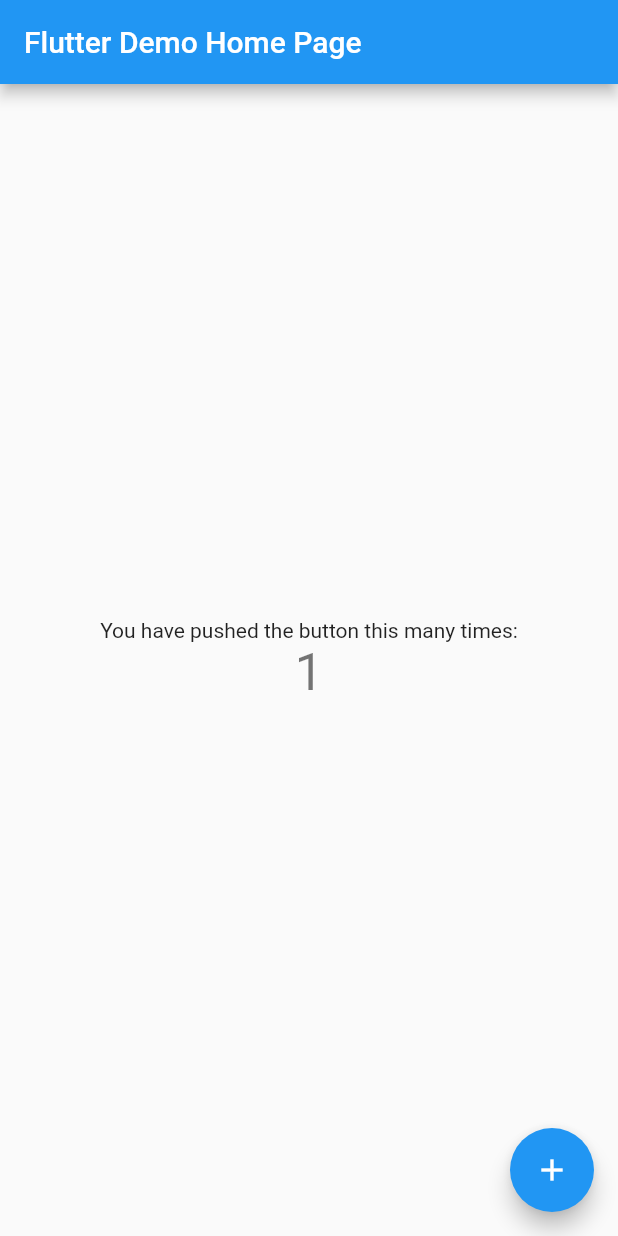
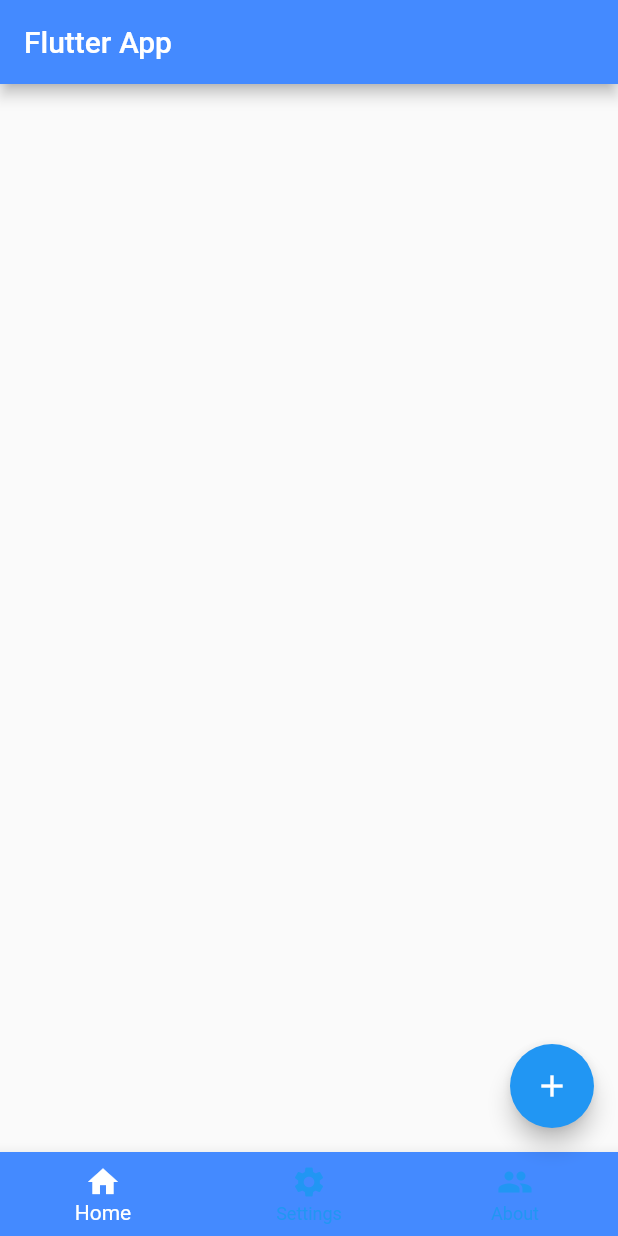
Before and after one commit to razhterize/flutter-test-app, a Flutter app: the screen it shows after launch, after a tap on the "add" icon, on a phone screen of 412 x 824 dp. Run offline on Flutter 3.47's test engine with Material 2 defaults, Android fonts, the phone set to English and light mode, and no system bars.

Commit message:
Try try and try

```diff
--- a/lib/main.dart
+++ b/lib/main.dart
@@ -1,115 +1,44 @@
 import 'package:flutter/material.dart';
 
 void main() {
-  runApp(const MyApp());
+  runApp(App());
 }
 
-class MyApp extends StatelessWidget {
-  const MyApp({Key? key}) : super(key: key);
+class App extends StatelessWidget {
+  const App({Key? key}) : super(key: key);
 
-  // This widget is the root of your application.
   @override
   Widget build(BuildContext context) {
     return MaterialApp(
-      title: 'Flutter Demo',
-      theme: ThemeData(
-        // This is the theme of your application.
-        //
-        // Try running your application with "flutter run". You'll see the
-        // application has a blue toolbar. Then, without quitting the app, try
-        // changing the primarySwatch below to Colors.green and then invoke
-        // "hot reload" (press "r" in the console where you ran "flutter run",
-        // or simply save your changes to "hot reload" in a Flutter IDE).
-        // Notice that the counter didn't reset back to zero; the application
-        // is not restarted.
-        primarySwatch: Colors.blue,
-      ),
-      home: const MyHomePage(title: 'Flutter Demo Home Page'),
-    );
-  }
-}
-
-class MyHomePage extends StatefulWidget {
-  const MyHomePage({Key? key, required this.title}) : super(key: key);
-
-  // This widget is the home page of your application. It is stateful, meaning
-  // that it has a State object (defined below) that contains fields that affect
-  // how it looks.
-
-  // This class is the configuration for the state. It holds the values (in this
-  // case the title) provided by the parent (in this case the App widget) and
-  // used by the build method of the State. Fields in a Widget subclass are
-  // always marked "final".
-
-  final String title;
-
-  @override
-  State<MyHomePage> createState() => _MyHomePageState();
-}
-
-class _MyHomePageState extends State<MyHomePage> {
-  int _counter = 0;
-
-  void _incrementCounter() {
-    setState(() {
-      // This call to setState tells the Flutter framework that something has
-      // changed in this State, which causes it to rerun the build method below
-      // so that the display can reflect the updated values. If we changed
-      // _counter without calling setState(), then the build method would not be
-      // called again, and so nothing would appear to happen.
-      _counter++;
-    });
-  }
-
-  @override
-  Widget build(BuildContext context) {
-    // This method is rerun every time setState is called, for instance as done
-    // by the _incrementCounter method above.
-    //
-    // The Flutter framework has been optimized to make rerunning build methods
-    // fast, so that you can just rebuild anything that needs updating rather
-    // than having to individually change instances of widgets.
-    return Scaffold(
-      appBar: AppBar(
-        // Here we take the value from the MyHomePage object that was created by
-        // the App.build method, and use it to set our appbar title.
-        title: Text(widget.title),
-      ),
-      body: Center(
-        // Center is a layout widget. It takes a single child and positions it
-        // in the middle of the parent.
-        child: Column(
-          // Column is also a layout widget. It takes a list of children and
-          // arranges them vertically. By default, it sizes itself to fit its
-          // children horizontally, and tries to be as tall as its parent.
-          //
-          // Invoke "debug painting" (press "p" in the console, choose the
-          // "Toggle Debug Paint" action from the Flutter Inspector in Android
-          // Studio, or the "Toggle Debug Paint" command in Visual Studio Code)
-          // to see the wireframe for each widget.
-          //
-          // Column has various properties to control how it sizes itself and
-          // how it positions its children. Here we use mainAxisAlignment to
-          // center the children vertically; the main axis here is the vertical
-          // axis because Columns are vertical (the cross axis would be
-          // horizontal).
-          mainAxisAlignment: MainAxisAlignment.center,
-          children: <Widget>[
-            const Text(
-              'You have pushed the button this many times:',
+      home: Scaffold(
+        appBar: AppBar(
+          backgroundColor: Colors.blueAccent,
+          title: const Text("Flutter App"),
+        ),
+        floatingActionButton: FloatingActionButton(
+          child: Icon(Icons.add),
+          onPressed: () => {},
+        ),
+        bottomNavigationBar: BottomNavigationBar(
+          backgroundColor: Colors.blueAccent,
+          selectedItemColor: Colors.white,
+          unselectedItemColor: Colors.blue,
+          items: const [
+            BottomNavigationBarItem(
+              icon: Icon(Icons.home),
+              label: 'Home',
             ),
-            Text(
-              '$_counter',
-              style: Theme.of(context).textTheme.headline4,
+            BottomNavigationBarItem(
+              icon: Icon(Icons.settings),
+              label: 'Settings',
+            ),
+            BottomNavigationBarItem(
+              icon: Icon(Icons.people),
+              label: 'About',
             ),
           ],
         ),
       ),
-      floatingActionButton: FloatingActionButton(
-        onPressed: _incrementCounter,
-        tooltip: 'Increment',
-        child: const Icon(Icons.add),
-      ), // This trailing comma makes auto-formatting nicer for build methods.
     );
   }
 }
--- a/pubspec.yaml
+++ b/pubspec.yaml
@@ -34,6 +34,7 @@ dependencies:
   # The following adds the Cupertino Icons font to your application.
   # Use with the CupertinoIcons class for iOS style icons.
   cupertino_icons: ^1.0.2
+  web_socket_channel: ^2.2.0
 
 dev_dependencies:
   flutter_test:
```
Also changed, not shown: pubspec.lock, 1 other file.
